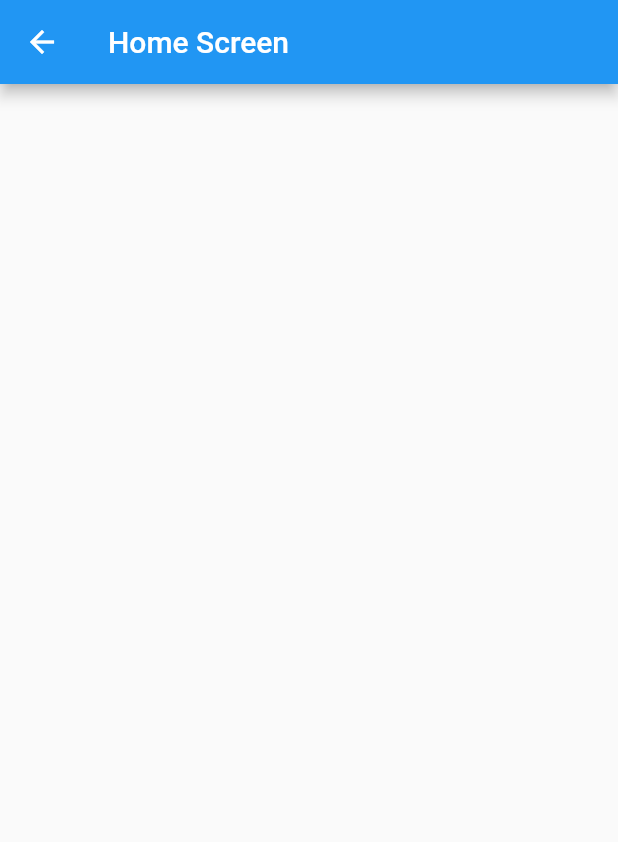
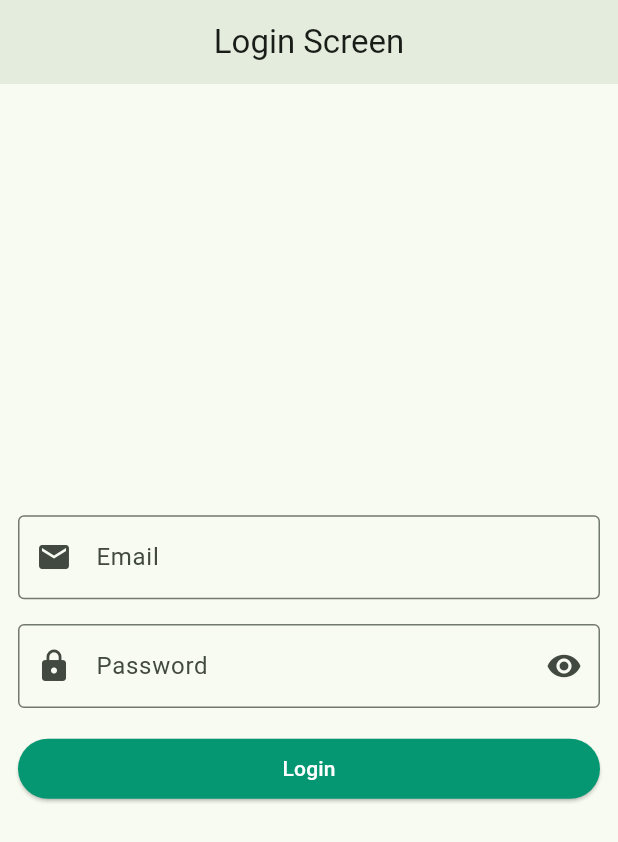
Before and after one commit to chusamasadiq/MVVM, a Flutter app: the screen it shows after launch, on a phone screen of 412 x 824 dp. Shown: the top 842 px of the screen. Run offline on Flutter 3.47's test engine with Material 2 defaults, Android fonts, the phone set to English and light mode, and no system bars; our stand-ins replace another_flushbar, fluttertoast.

Commit message:
routes and utils

```diff
--- a/lib/main.dart
+++ b/lib/main.dart
@@ -11,9 +11,17 @@ class MVVMStructure extends StatelessWidget {
 
   @override
   Widget build(BuildContext context) {
-    return const MaterialApp(
+    return MaterialApp(
+      theme: ThemeData(
+        useMaterial3: true,
+        colorSchemeSeed: Colors.green,
+        appBarTheme: const AppBarTheme(
+          centerTitle: true,
+          elevation: 5
+        )
+      ),
       debugShowCheckedModeBanner: false,
-      initialRoute: RoutesName.splash,
+      initialRoute: RoutesName.login,
       onGenerateRoute: Routes.generateRoute,
     );
   }
--- /dev/null
+++ b/lib/resources/components/round_button.dart
@@ -0,0 +1,31 @@
+import 'package:flutter/material.dart';
+
+class RoundButtonWidget extends StatelessWidget {
+  final Color? color;
+  final VoidCallback onPress;
+  final Widget child;
+
+  const RoundButtonWidget({
+    super.key,
+    required this.color,
+    required this.onPress,
+    required this.child,
+  });
+
+  @override
+  Widget build(BuildContext context) {
+    return SizedBox(
+      width: double.infinity,
+      child: ElevatedButton(
+        style: ElevatedButton.styleFrom(
+          backgroundColor: color,
+          shape: RoundedRectangleBorder(
+            borderRadius: BorderRadius.circular(25),
+          ),
+        ),
+        onPressed: onPress,
+        child: child,
+      ),
+    );
+  }
+}
--- /dev/null
+++ b/lib/resources/components/textfield.dart
@@ -0,0 +1,52 @@
+import 'package:flutter/material.dart';
+
+class TextFieldWidget extends StatelessWidget {
+  late TextEditingController controller = TextEditingController();
+  late String? labelText;
+  late String? hintText;
+  late bool obscureText;
+  late bool enabled;
+  Icon prefixIcon;
+  dynamic onValidator;
+  Widget? suffixIcon;
+  dynamic onFieldSubmitted;
+  FocusNode? focusNode;
+
+  TextFieldWidget({
+    super.key,
+    required this.controller,
+    required this.labelText,
+    required this.prefixIcon,
+    required this.hintText,
+    required this.onValidator,
+    this.obscureText = false,
+    this.enabled = true,
+    this.suffixIcon,
+    this.onFieldSubmitted,
+    this.focusNode,
+  });
+
+  @override
+  Widget build(BuildContext context) {
+    return TextFormField(
+      enabled: enabled,
+      validator: onValidator,
+      obscureText: obscureText,
+      controller: controller,
+      focusNode: focusNode,
+      onFieldSubmitted: onFieldSubmitted,
+      decoration: InputDecoration(
+        prefixIcon: prefixIcon,
+        suffixIcon: suffixIcon,
+        labelText: labelText.toString(),
+        hintText: hintText.toString(),
+        border: const OutlineInputBorder(
+          borderSide: BorderSide(),
+        ),
+        disabledBorder: const OutlineInputBorder(
+          borderSide: BorderSide(),
+        ),
+      ),
+    );
+  }
+}
--- /dev/null
+++ b/lib/utils/colors.dart
@@ -0,0 +1,3 @@
+import 'package:flutter/material.dart';
+
+const primaryColor = Color(0xff059772);
--- a/lib/utils/routes/routes.dart
+++ b/lib/utils/routes/routes.dart
@@ -1,27 +1,20 @@
 import 'package:flutter/material.dart';
 import 'package:mvvm/utils/routes/routes_name.dart';
-
 import '../../view/home_screen.dart';
-import '../../view/login_screen.dart';
+import '../../view/login_view.dart';
 import '../../view/splash_screen.dart';
 
 class Routes {
   static Route<dynamic> generateRoute(RouteSettings settings) {
     switch (settings.name) {
-      case RoutesName.home:
+      case RoutesName.login:
         return MaterialPageRoute(
-          builder: (BuildContext context) => const HomeScreen(),
-        );
-      case RoutesName.splash:
-        return MaterialPageRoute(
-          builder: (BuildContext context) => const SplashScreen(),
+          builder: (BuildContext context) => const LoginView(),
         );
 
-      case RoutesName.login:
-        return MaterialPageRoute(
-          builder: (BuildContext context) => const LoginScreen(),
-        );
-    }
+      }
+
+
 
     // This code will only be reached if none of the above cases match
     return MaterialPageRoute(builder: (_) {
--- a/lib/utils/routes/routes_name.dart
+++ b/lib/utils/routes/routes_name.dart
@@ -1,5 +1,5 @@
 class RoutesName {
-  static const String login = 'login_screen';
-  static const String home = 'login_screen';
+  static const String login = 'login_view';
+  static const String home = 'home_screen';
   static const String splash = 'splash_screen';
 }
--- a/lib/utils/utils.dart
+++ b/lib/utils/utils.dart
@@ -4,6 +4,15 @@ import 'package:flutter/material.dart';
 import 'package:another_flushbar/flushbar.dart';
 
 class Utils {
+  static void fieldFocusNode(
+    BuildContext context,
+    FocusNode current,
+    FocusNode nextFocus,
+  ) {
+    current.unfocus();
+    FocusScope.of(context).requestFocus(nextFocus);
+  }
+
   static void flutterToast(String message) {
     Fluttertoast.showToast(msg: message, textColor: Colors.white);
   }
@@ -19,7 +28,7 @@ class Utils {
         backgroundColor: Colors.red,
         reverseAnimationCurve: Curves.easeInOut,
         duration: const Duration(seconds: 3),
-        positionOffset: 20,
+        positionOffset: 50,
         icon: const Icon(Icons.error, color: Colors.white),
       ),
     );
--- a/lib/view/login_screen.dart
+++ /dev/null
@@ -1,26 +0,0 @@
-import 'package:flutter/material.dart';
-import 'package:mvvm/utils/routes/routes_name.dart';
-
-class LoginScreen extends StatefulWidget {
-  const LoginScreen({super.key});
-
-  @override
-  State<LoginScreen> createState() => _LoginScreenState();
-}
-
-class _LoginScreenState extends State<LoginScreen> {
-  @override
-  Widget build(BuildContext context) {
-    return Scaffold(
-      appBar: AppBar(title: const Text('Login Screen')),
-      body: Center(
-        child: ElevatedButton(
-          onPressed: () {
-            Navigator.pushNamed(context, RoutesName.home);
-          },
-          child: const Text('Next'),
-        ),
-      ),
-    );
-  }
-}
--- /dev/null
+++ b/lib/view/login_view.dart
@@ -0,0 +1,70 @@
+import 'package:flutter/material.dart';
+import 'package:mvvm/resources/components/round_button.dart';
+import 'package:mvvm/utils/colors.dart';
+import '../resources/components/textfield.dart';
+import '../utils/utils.dart';
+
+class LoginView extends StatefulWidget {
+  const LoginView({super.key});
+
+  @override
+  State<LoginView> createState() => _LoginViewState();
+}
+
+class _LoginViewState extends State<LoginView> {
+  final TextEditingController _emailController = TextEditingController();
+  final TextEditingController _passwordController = TextEditingController();
+  FocusNode emailFocusNode = FocusNode();
+  FocusNode passwordFocusNode = FocusNode();
+  final ValueNotifier<bool> _obscurePassword = ValueNotifier<bool>(false);
+
+  @override
+  Widget build(BuildContext context) {
+    final screenHeight = MediaQuery.of(context).size.height;
+
+    return Scaffold(
+      appBar: AppBar(title: const Text('Login Screen')),
+      body: Padding(
+        padding: const EdgeInsets.all(12.0),
+        child: Column(
+          mainAxisAlignment: MainAxisAlignment.center,
+          children: [
+            TextFieldWidget(
+              controller: _emailController,
+              focusNode: emailFocusNode,
+              labelText: 'Email',
+              hintText: 'Email',
+              onValidator: null,
+              prefixIcon: const Icon(Icons.email),
+              onFieldSubmitted: (value) {
+                Utils.fieldFocusNode(context, emailFocusNode, passwordFocusNode);
+              },
+            ),
+            SizedBox(height: screenHeight * 0.02),
+            TextFieldWidget(
+              focusNode: passwordFocusNode,
+              obscureText: _obscurePassword.value,
+              controller: _passwordController,
+              labelText: 'Password',
+              hintText: 'Password',
+              onValidator: null,
+              prefixIcon: const Icon(Icons.lock),
+              suffixIcon: InkWell(
+                onTap: (){
+                  _obscurePassword.value =! _obscurePassword.value;
+                },
+                  child: const Icon(Icons.remove_red_eye)),
+            ),
+            SizedBox(height: screenHeight * 0.02),
+            RoundButtonWidget(color: primaryColor, onPress: (){
+              if(_emailController.text.isEmpty && _passwordController.text.isEmpty){
+                Utils.flushBarErrorMessage('Invalid Input', context);
+
+              }
+              }, child: const Text('Login', style: TextStyle(color: Colors.white),))
+          ],
+        ),
+      ),
+    );
+  }
+}
```
